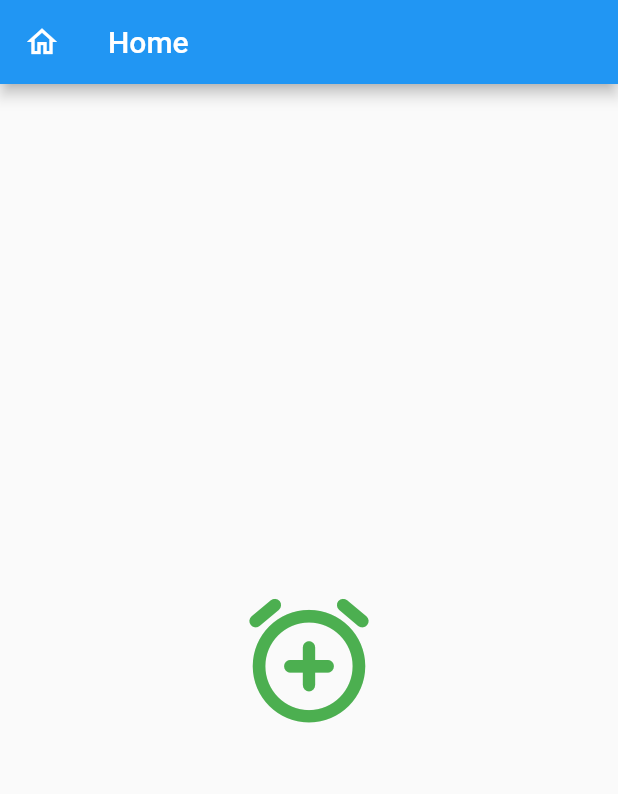
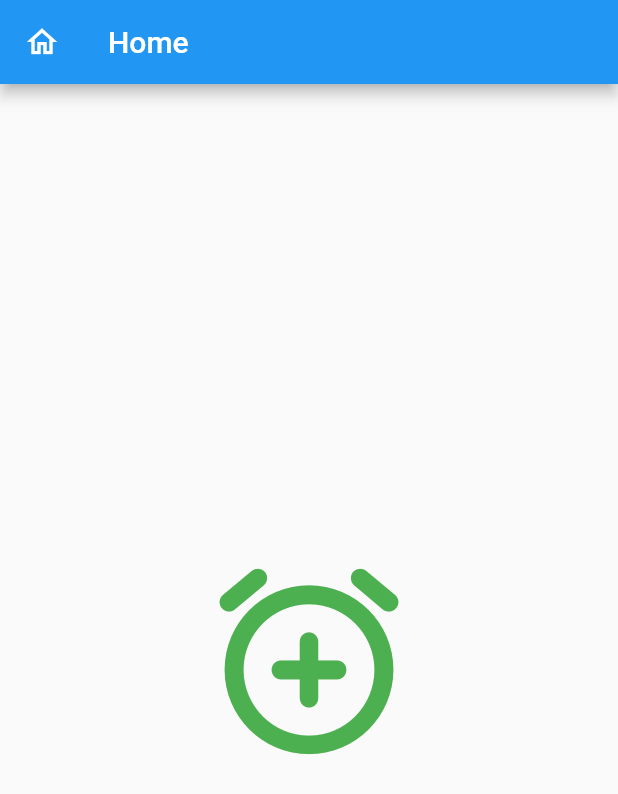
Before and after one commit to billp72/municipalMessaging, a Flutter app: the MyHomePage screen opened by its route, on a phone screen of 412 x 824 dp. Shown: the top 794 px of the screen. Run offline on Flutter 3.47's test engine with Material 2 defaults, Android fonts, the phone set to English and light mode, and no system bars; our stand-ins replace cloud_firestore, cloud_functions, firebase_auth, firebase_core, responsive_grid, shared_preferences; accounts and stored records are empty.

```diff
--- a/lib/navigation/screens/home.dart
+++ b/lib/navigation/screens/home.dart
@@ -86,11 +86,11 @@ class _MyHomePageState extends State<MyHomePage> {
                     heightFactor: 20,
                     widthFactor: 20,
                     child: IconButton(
-                        iconSize: 100,
+                        iconSize: 150,
                         icon: const Icon(
                           Icons.add_alarm_rounded,
                           color: Colors.green,
-                          size: 100.0,
+                          size: 150.0,
                         ),
                         onPressed: () {
                           _selectPage({}, 0);
```
